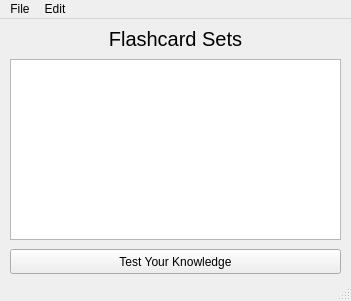
Old version of the form mainwindow.ui in the repository toasted226/qflashcards.
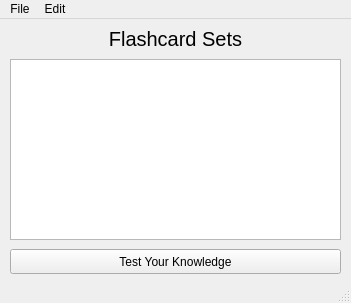
New version of the form.

```diff
--- a/mainwindow.ui
+++ b/mainwindow.ui
@@ -7,7 +7,7 @@
     <x>0</x>
     <y>0</y>
     <width>351</width>
-    <height>301</height>
+    <height>303</height>
    </rect>
   </property>
   <property name="windowTitle">
```
Left out of the diff: 6 changed lines with no effect on the pictures.
